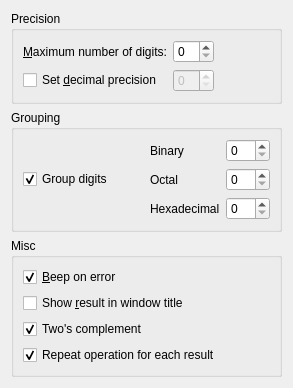
First picture: the form in general.ui, repository KDE/kcalc, before the edit.
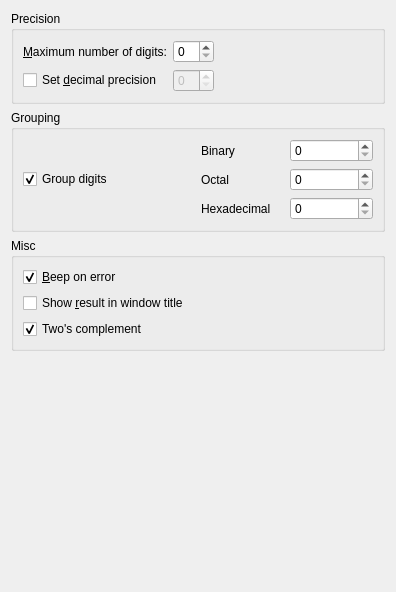
Second picture: the form after the edit.

Commit message:
Remove unused "Repeat operation for each result" option from menu
Could be replaced in future releases by "Calculate as you type".

The edit to the form file:
```diff
--- a/general.ui
+++ b/general.ui
@@ -6,8 +6,8 @@
    <rect>
     <x>0</x>
     <y>0</y>
-    <width>293</width>
-    <height>319</height>
+    <width>396</width>
+    <height>592</height>
    </rect>
   </property>
   <property name="windowTitle">
@@ -193,16 +193,6 @@
           </property>
          </widget>
         </item>
-        <item>
-         <widget class="QCheckBox" name="kcfg_RepeatLastOperation">
-          <property name="text">
-           <string>Repeat operation for each result</string>
-          </property>
-          <property name="checked">
-           <bool>true</bool>
-          </property>
-         </widget>
-        </item>
        </layout>
       </item>
      </layout>
```
The commit also changes 1 other file.
